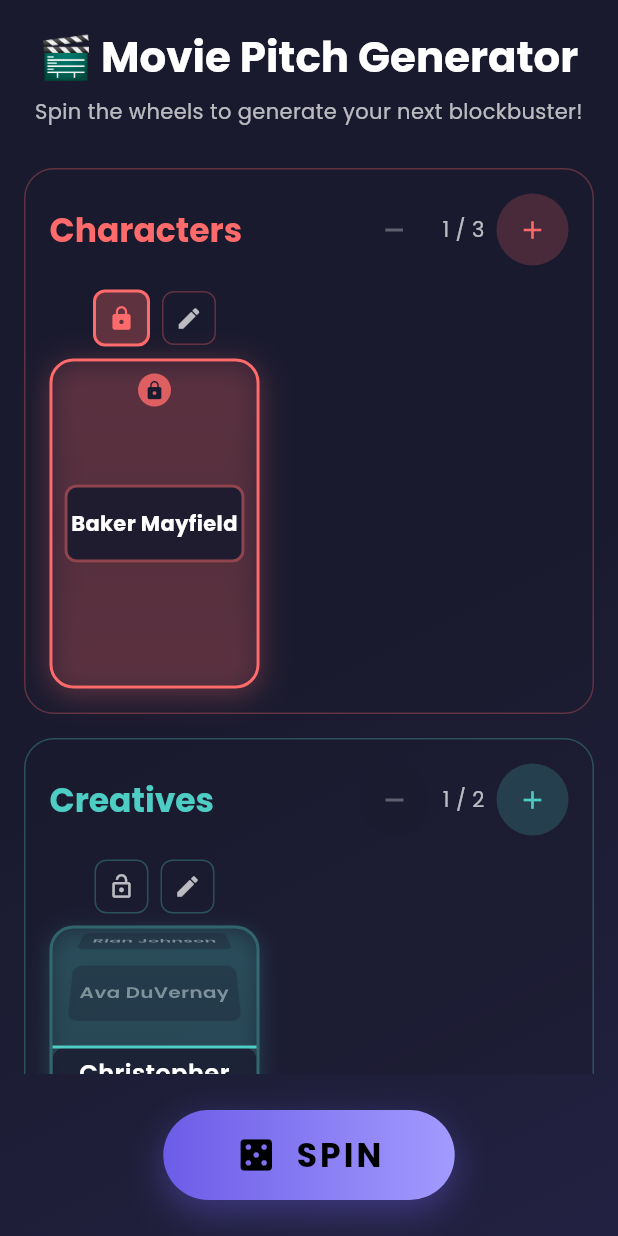
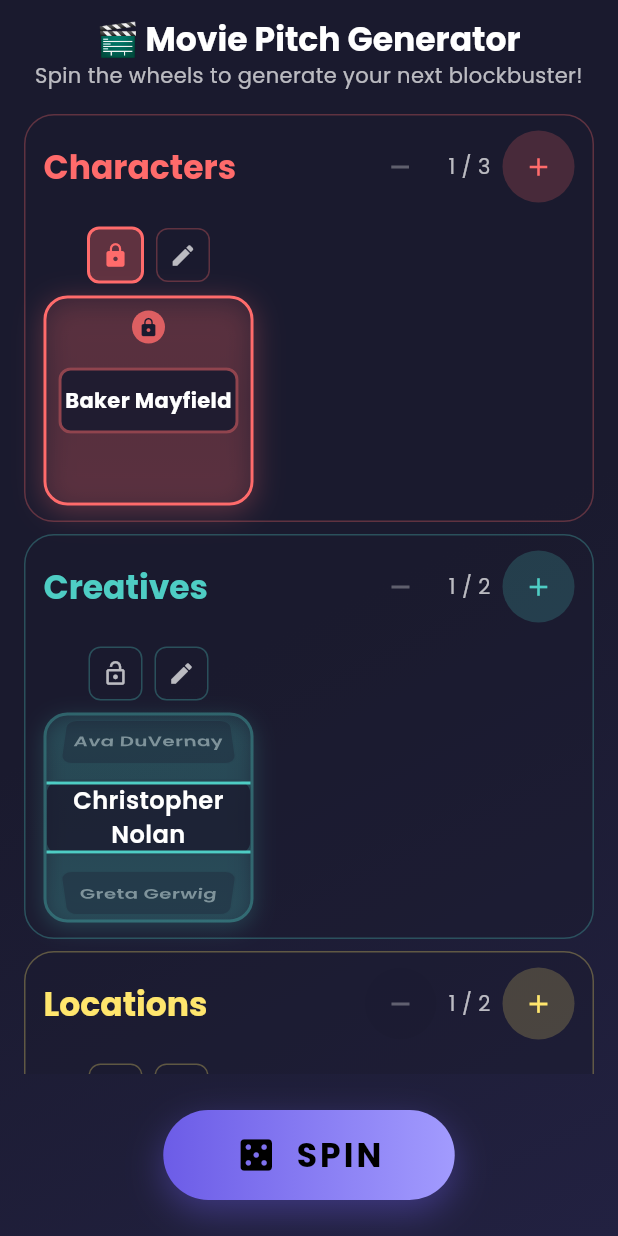
Before and after one commit to hayden-wolfe/movie_pitch_frontend, a Flutter app: the screen it shows after launch, after a tap on the "add" icon, after a tap on the "remove" icon, after a tap on the "lock open" icon, on a phone screen of 412 x 824 dp. Run offline on Flutter 3.47's test engine with Material 3 defaults, Android fonts, the phone set to English and light mode, and no system bars; our stand-ins replace google_fonts.

Commit message:
refactor: Adjusted wheel sizing for compact layout.

```diff
--- a/lib/screens/home_screen.dart
+++ b/lib/screens/home_screen.dart
@@ -224,17 +224,19 @@
             children: [
               // Header
               Padding(
-                padding: const EdgeInsets.all(20),
+                padding: const EdgeInsets.symmetric(
+                  horizontal: 20,
+                  vertical: 12,
+                ),
                 child: Column(
                   children: [
                     Text(
                       '🎬 Movie Pitch Generator',
-                      style: theme.textTheme.headlineMedium?.copyWith(
+                      style: theme.textTheme.titleLarge?.copyWith(
                         fontWeight: FontWeight.bold,
                         color: theme.colorScheme.onSurface,
                       ),
                     ),
-                    const SizedBox(height: 8),
                     Text(
                       'Spin the wheels to generate your next blockbuster!',
                       style: theme.textTheme.bodyMedium?.copyWith(
--- a/lib/widgets/spinning_wheel.dart
+++ b/lib/widgets/spinning_wheel.dart
@@ -14,7 +14,7 @@
   const SpinningWheel({
     super.key,
     required this.items,
-    this.itemExtent = 60.0,
+    this.itemExtent = 48.0,
     this.onSpinComplete,
     this.accentColor,
   });
@@ -258,7 +258,7 @@
 
   Widget _buildEditInput(ThemeData theme, Color accentColor) {
     return Container(
-      height: 220,
+      height: 140,
       width: 140,
       decoration: BoxDecoration(
         gradient: LinearGradient(
@@ -338,7 +338,7 @@
     final lockedItem = widget.items[_lockedPosition % widget.items.length];
 
     return Container(
-      height: 220,
+      height: 140,
       width: 140,
       decoration: BoxDecoration(
         gradient: LinearGradient(
@@ -374,7 +374,7 @@
           // Centered locked item display
           Center(
             child: Container(
-              height: widget.itemExtent - 8,
+              height: widget.itemExtent - 4,
               width: 120,
               alignment: Alignment.center,
               decoration: BoxDecoration(
@@ -424,7 +424,7 @@
 
   Widget _buildWheel(ThemeData theme, Color accentColor) {
     return Container(
-      height: 220,
+      height: 140,
       width: 140,
       decoration: BoxDecoration(
         gradient: LinearGradient(
@@ -465,7 +465,7 @@
                     widget.items.map((item) {
                       return Center(
                         child: Container(
-                          height: widget.itemExtent - 8,
+                          height: widget.itemExtent - 4,
                           width: 120,
                           alignment: Alignment.center,
                           decoration: BoxDecoration(
--- a/lib/widgets/wheel_category_section.dart
+++ b/lib/widgets/wheel_category_section.dart
@@ -40,8 +40,8 @@
     final canRemove = widget.currentWheelCount > widget.category.minWheels;
 
     return Container(
-      margin: const EdgeInsets.symmetric(vertical: 8),
-      padding: const EdgeInsets.all(16),
+      margin: const EdgeInsets.symmetric(vertical: 4),
+      padding: const EdgeInsets.symmetric(horizontal: 12, vertical: 10),
       decoration: BoxDecoration(
         color: theme.colorScheme.surface.withValues(alpha: 0.5),
         borderRadius: BorderRadius.circular(20),
```
